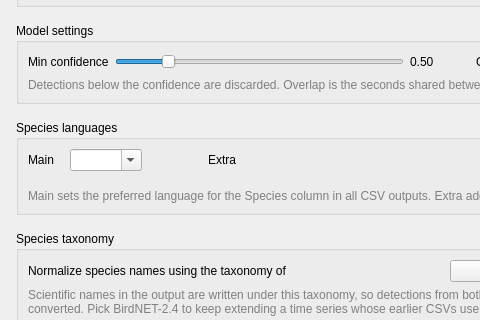
Above: src/pam_analyzer/ui/panels/project_panel.ui from kenwer/pam-analyzer before the change; both pictures show x 0 to 480 and y 220 to 540 of the 900 by 659 pixel window. Below: the same form after it.
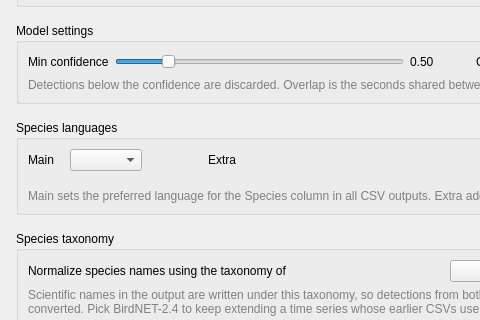
That is the form after the change.

```diff
--- a/src/pam_analyzer/ui/panels/project_panel.ui
+++ b/src/pam_analyzer/ui/panels/project_panel.ui
@@ -263,9 +263,6 @@
             <height>16777215</height>
            </size>
           </property>
-          <property name="editable">
-           <bool>true</bool>
-          </property>
          </widget>
         </item>
         <item row="0" column="2">
```
